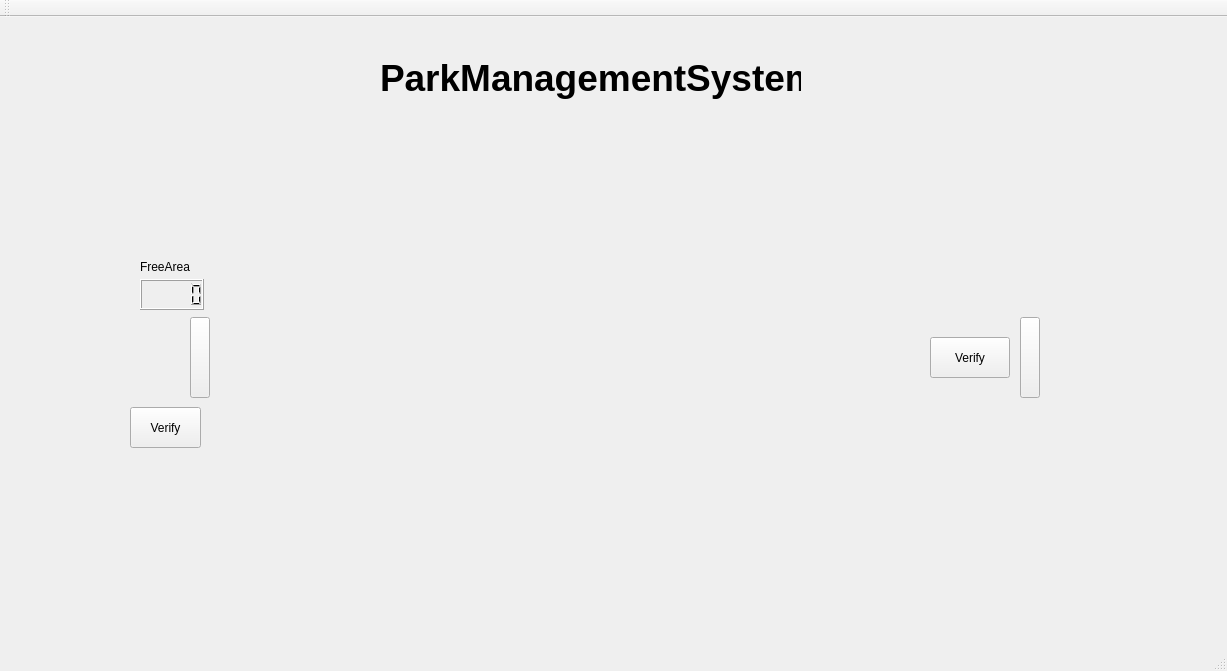
First picture: the form in parkmanagement.ui, repository sunxiaohang/ParkManageSystem, before the edit.
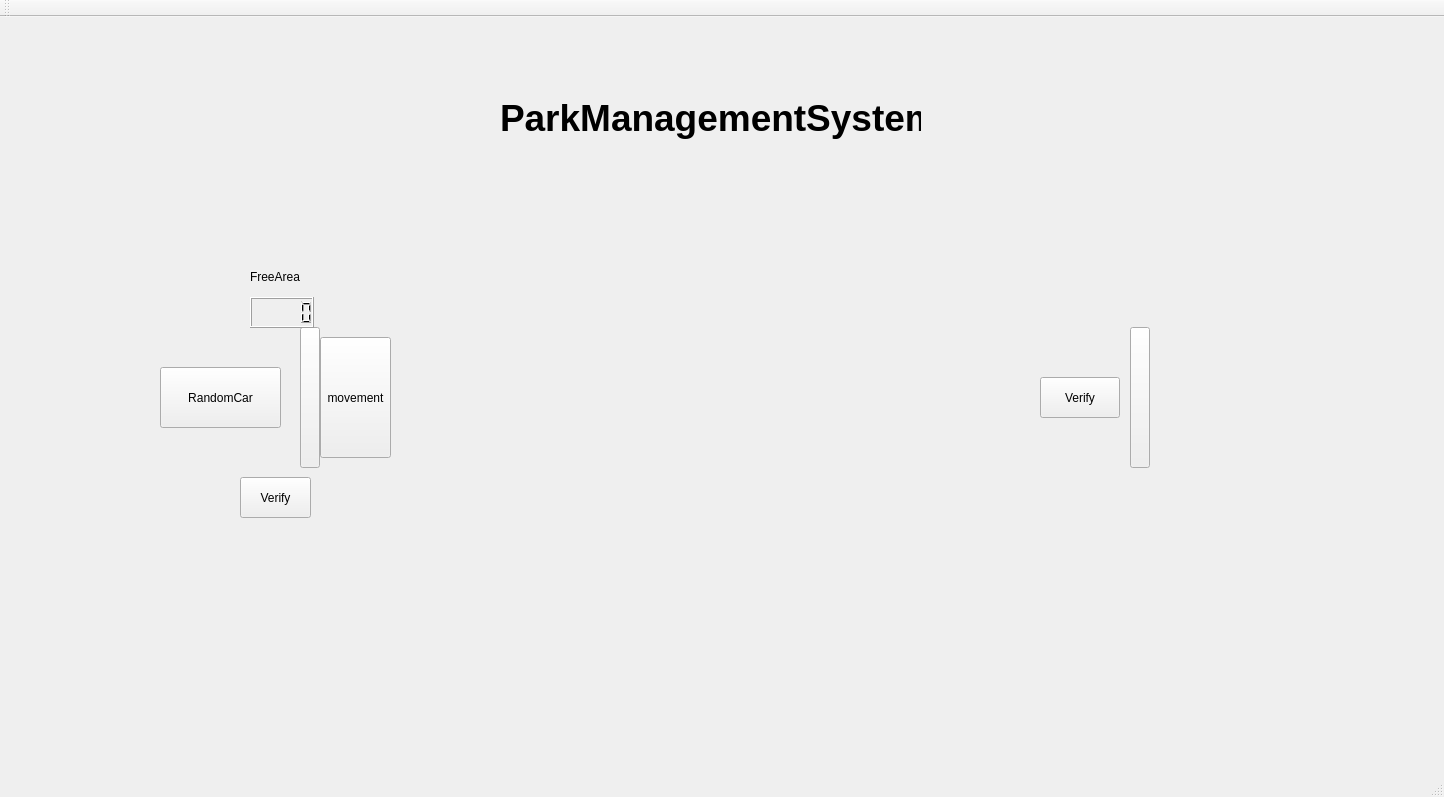
Second picture: the form after the edit.

The edit to the form file:
```diff
--- a/parkmanagement.ui
+++ b/parkmanagement.ui
@@ -6,8 +6,8 @@
    <rect>
     <x>0</x>
     <y>0</y>
-    <width>1227</width>
-    <height>671</height>
+    <width>1444</width>
+    <height>797</height>
    </rect>
   </property>
   <property name="windowTitle">
@@ -17,8 +17,8 @@
    <widget class="QLabel" name="label">
     <property name="geometry">
      <rect>
-      <x>380</x>
-      <y>30</y>
+      <x>500</x>
+      <y>70</y>
       <width>421</width>
       <height>61</height>
      </rect>
@@ -37,10 +37,10 @@
    <widget class="QPushButton" name="Entence">
     <property name="geometry">
      <rect>
-      <x>190</x>
-      <y>300</y>
+      <x>300</x>
+      <y>310</y>
       <width>20</width>
-      <height>81</height>
+      <height>141</height>
      </rect>
     </property>
     <property name="autoFillBackground">
@@ -53,10 +53,10 @@
    <widget class="QPushButton" name="Exit">
     <property name="geometry">
      <rect>
-      <x>1020</x>
-      <y>300</y>
+      <x>1130</x>
+      <y>310</y>
       <width>20</width>
-      <height>81</height>
+      <height>141</height>
      </rect>
     </property>
     <property name="text">
@@ -66,8 +66,8 @@
    <widget class="QWidget" name="horizontalLayoutWidget_2">
     <property name="geometry">
      <rect>
-      <x>210</x>
-      <y>380</y>
+      <x>320</x>
+      <y>450</y>
       <width>811</width>
       <height>131</height>
      </rect>
@@ -77,8 +77,8 @@
    <widget class="QWidget" name="horizontalLayoutWidget">
     <property name="geometry">
      <rect>
-      <x>210</x>
-      <y>170</y>
+      <x>320</x>
+      <y>180</y>
       <width>811</width>
       <height>131</height>
      </rect>
@@ -88,8 +88,8 @@
    <widget class="QLCDNumber" name="freeArea">
     <property name="geometry">
      <rect>
-      <x>140</x>
-      <y>262</y>
+      <x>250</x>
+      <y>280</y>
       <width>64</width>
       <height>31</height>
      </rect>
@@ -98,8 +98,8 @@
    <widget class="QLabel" name="label_2">
     <property name="geometry">
      <rect>
-      <x>140</x>
-      <y>240</y>
+      <x>250</x>
+      <y>250</y>
       <width>61</width>
       <height>20</height>
      </rect>
@@ -111,8 +111,8 @@
    <widget class="QPushButton" name="entenceVerify">
     <property name="geometry">
      <rect>
-      <x>130</x>
-      <y>390</y>
+      <x>240</x>
+      <y>460</y>
       <width>71</width>
       <height>41</height>
      </rect>
@@ -124,8 +124,8 @@
    <widget class="QPushButton" name="exitVerify">
     <property name="geometry">
      <rect>
-      <x>930</x>
-      <y>320</y>
+      <x>1040</x>
+      <y>360</y>
       <width>80</width>
       <height>41</height>
      </rect>
@@ -134,6 +134,45 @@
      <string>Verify</string>
     </property>
    </widget>
+   <widget class="QPushButton" name="RandomCar">
+    <property name="geometry">
+     <rect>
+      <x>160</x>
+      <y>350</y>
+      <width>121</width>
+      <height>61</height>
+     </rect>
+    </property>
+    <property name="text">
+     <string>RandomCar</string>
+    </property>
+   </widget>
+   <widget class="QLabel" name="MessageBox">
+    <property name="geometry">
+     <rect>
+      <x>500</x>
+      <y>150</y>
+      <width>421</width>
+      <height>16</height>
+     </rect>
+    </property>
+    <property name="text">
+     <string/>
+    </property>
+   </widget>
+   <widget class="QPushButton" name="movementCar">
+    <property name="geometry">
+     <rect>
+      <x>320</x>
+      <y>320</y>
+      <width>71</width>
+      <height>121</height>
+     </rect>
+    </property>
+    <property name="text">
+     <string>movement</string>
+    </property>
+   </widget>
   </widget>
   <widget class="QMenuBar" name="menuBar">
    <property name="geometry">
```
Left out of the diff: 2 changed lines with no effect on the pictures.
